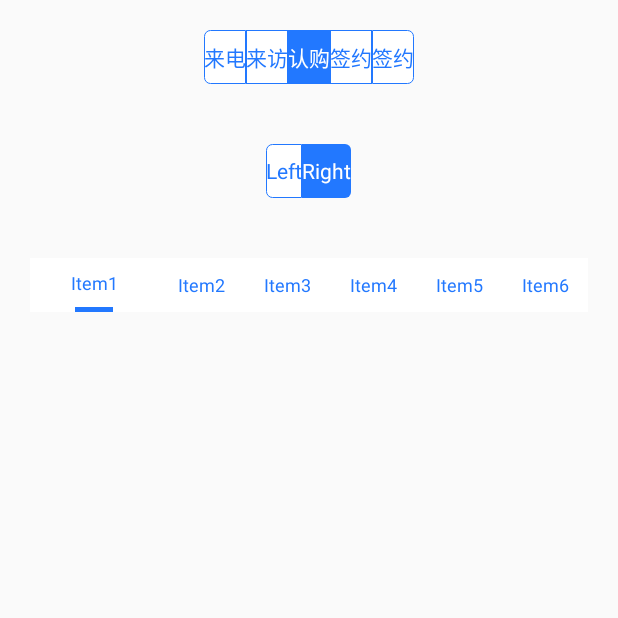
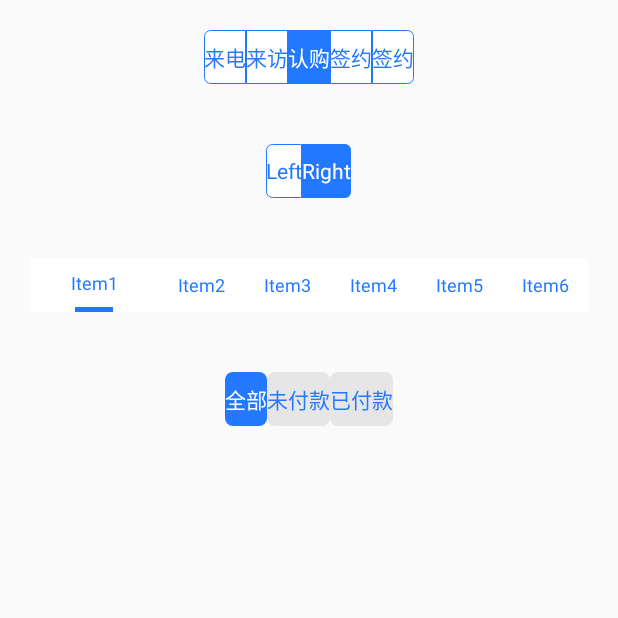
Before and after one commit to ywtony/customerweight, an Android app: the CommonTabLayoutActivity screen opened directly, with no data from a screen before it, on a phone screen of 412 x 824 dp, the top half of it. Run offline under Robolectric (Android 15) with nearby library versions, the phone set to English and light mode, and no system bars.

Commit message:
新增Item项之间的填充

```diff
--- a/app/src/main/java/com/yw/customerweight/CommonTabLayoutActivity.java
+++ b/app/src/main/java/com/yw/customerweight/CommonTabLayoutActivity.java
@@ -99,5 +99,29 @@ public class CommonTabLayoutActivity extends Activity {
                     }
                 });
 
+
+        //有填充的Tab
+        CommonTabLayout selectTabLayout4 = (CommonTabLayout) findViewById(R.id.tablayout4);
+        List<String> datas4 = new ArrayList<>();
+        datas4.add("全部");
+        datas4.add("未付款");
+        datas4.add("已付款");
+        /**
+         * 创建一个左、中、右背景切换各不同的TabLayout（ps：也可以相同，看您怎样设置）
+         */
+        selectTabLayout4.
+                setData(datas4).
+                setTextColor(R.color.manager_radio_textcolor_selector).
+                setLeftDrawableSelector(R.drawable.drawable_selector).
+                setMiddleDrawableSelector(R.drawable.drawable_selector).
+                setRightDrawableSelector(R.drawable.drawable_selector).
+                setDefaultSelectIndex(0).
+                setMargin(20,0,0,0).
+                setOnItemClickListener(new CommonTabLayout.OnItemClickListener() {
+                    @Override
+                    public void onItemClick(int pos) {
+                        Toast.makeText(CommonTabLayoutActivity.this, "您点击了其中的某一项:"+pos, Toast.LENGTH_SHORT).show();
+                    }
+                }).buildViewByLeftMiddleRight();
     }
 }
--- /dev/null
+++ b/app/src/main/res/drawable/drawable_blue.xml
@@ -0,0 +1,9 @@
+<?xml version="1.0" encoding="utf-8"?>
+<selector xmlns:android="http://schemas.android.com/apk/res/android">
+    <item android:width="84dp" android:height="36dp">
+        <shape android:shape="rectangle">
+            <solid android:color="@color/theme" />
+            <corners android:topLeftRadius="5dp" android:topRightRadius="5dp" android:bottomLeftRadius="5dp" android:bottomRightRadius="5dp" />
+        </shape>
+    </item>
+</selector>
--- /dev/null
+++ b/app/src/main/res/drawable/drawable_selector.xml
@@ -0,0 +1,5 @@
+<?xml version="1.0" encoding="utf-8"?>
+<selector xmlns:android="http://schemas.android.com/apk/res/android">
+    <item android:drawable="@drawable/drawable_white" android:state_checked="false" />
+    <item android:drawable="@drawable/drawable_blue" android:state_checked="true" />
+</selector>
--- /dev/null
+++ b/app/src/main/res/drawable/drawable_white.xml
@@ -0,0 +1,9 @@
+<?xml version="1.0" encoding="utf-8"?>
+<selector xmlns:android="http://schemas.android.com/apk/res/android">
+    <item android:width="84dp" android:height="36dp">
+        <shape android:shape="rectangle">
+            <solid android:color="@color/light_white" />
+            <corners android:topLeftRadius="5dp" android:topRightRadius="5dp" android:bottomLeftRadius="5dp" android:bottomRightRadius="5dp" />
+        </shape>
+    </item>
+</selector>
--- a/app/src/main/res/layout/selecttablayout.xml
+++ b/app/src/main/res/layout/selecttablayout.xml
@@ -18,4 +18,10 @@
         android:layout_width="match_parent"
         android:layout_margin="20dp"
         android:layout_height="wrap_content"/>
+
+    <com.yw.ywlibrary.widget.tab.CommonTabLayout
+        android:id="@+id/tablayout4"
+        android:layout_width="match_parent"
+        android:layout_margin="20dp"
+        android:layout_height="wrap_content"/>
 </LinearLayout>
--- a/ywlibrary/src/main/java/com/yw/ywlibrary/widget/tab/CommonTabLayout.java
+++ b/ywlibrary/src/main/java/com/yw/ywlibrary/widget/tab/CommonTabLayout.java
@@ -232,6 +232,7 @@ public class CommonTabLayout extends RadioGroup {
 //                    .setTextSize(textSize)
                     .setColorSelector(colorSelector)
                     .setValue(datas.get(i))
+                    .setLeftMargin(getMarginLeft(i))
                     .setBackgroundResourceSelector(getBackgroundResource(i, count))
                     .build(getContext()).createTabItem();
 
@@ -260,6 +261,19 @@ public class CommonTabLayout extends RadioGroup {
     }
 
     /**
+     * 从第二个item开始进行左填充
+     *
+     * @param index 单位是dp
+     * @return
+     */
+    private int getMarginLeft(int index) {
+        if (index > 0) {
+            return PxUtils.dp2px(getContext(),marginLeft);
+        }
+        return 0;
+    }
+
+    /**
      * 可以设置左背景和右背景的View
      */
     public CommonTabLayout buildViewByLeftRight() {
@@ -275,6 +289,7 @@ public class CommonTabLayout extends RadioGroup {
 //                    .setTextSize(textSize)
                     .setColorSelector(colorSelector)
                     .setValue(datas.get(i))
+                    .setLeftMargin(getMarginLeft(i))
                     .setBackgroundResourceSelector(getBackgroundResource(i, count))
                     .build(getContext()).createTabItem();
             this.addView(tabItem);
--- a/ywlibrary/src/main/java/com/yw/ywlibrary/widget/tab/TabItem.java
+++ b/ywlibrary/src/main/java/com/yw/ywlibrary/widget/tab/TabItem.java
@@ -20,8 +20,8 @@ public class TabItem extends androidx.appcompat.widget.AppCompatRadioButton {
     private int itemHeight;//当前View的高度
     private String value;//当前Item的值
     private float textSize = -1;//字体颜色
-
-    public TabItem(Context context, int colorSelector, int backgroundResourceSelector, int index, int itemHeight, String value, float textSize) {
+    private int leftMargin;//从第二个item开始左填充
+    public TabItem(Context context, int colorSelector, int backgroundResourceSelector, int index, int itemHeight, String value, float textSize,int leftMargin) {
         super(context);
         this.colorSelector = colorSelector;
         this.backgroundResourceSelector = backgroundResourceSelector;
@@ -29,6 +29,7 @@ public class TabItem extends androidx.appcompat.widget.AppCompatRadioButton {
         this.itemHeight = itemHeight;
         this.value = value;
         this.textSize = textSize;
+        this.leftMargin = leftMargin;
     }
 
     public TabItem(Context context) {
@@ -58,6 +59,7 @@ public class TabItem extends androidx.appcompat.widget.AppCompatRadioButton {
         LinearLayout.LayoutParams params = new LinearLayout.LayoutParams(ViewGroup.LayoutParams.WRAP_CONTENT, ViewGroup.LayoutParams.WRAP_CONTENT);
         params.weight = 1;
         params.height = itemHeight;
+        params.setMargins(leftMargin,0,0,0);
         this.setLayoutParams(params);
         return this;
     }
@@ -69,7 +71,7 @@ public class TabItem extends androidx.appcompat.widget.AppCompatRadioButton {
         private int itemHeight;//当前View的高度
         private String value;//当前Item的值
         private float textSize = -1;//字体颜色
-
+        private int leftMargin;//从第二个item开始左填充
         public Builder setColorSelector(int colorSelector) {
             this.colorSelector = colorSelector;
             return this;
@@ -99,14 +101,17 @@ public class TabItem extends androidx.appcompat.widget.AppCompatRadioButton {
             this.textSize = textSize;
             return this;
         }
-
+        public Builder setLeftMargin(int margin){
+            this.leftMargin = margin;
+            return this;
+        }
         /**
          * 构建一个TabItem
          *
          * @return
          */
         public TabItem build(Context context) {
-            return new TabItem(context,colorSelector, backgroundResourceSelector, index, itemHeight, value, textSize);
+            return new TabItem(context,colorSelector, backgroundResourceSelector, index, itemHeight, value, textSize,leftMargin);
         }
     }
 }
```
